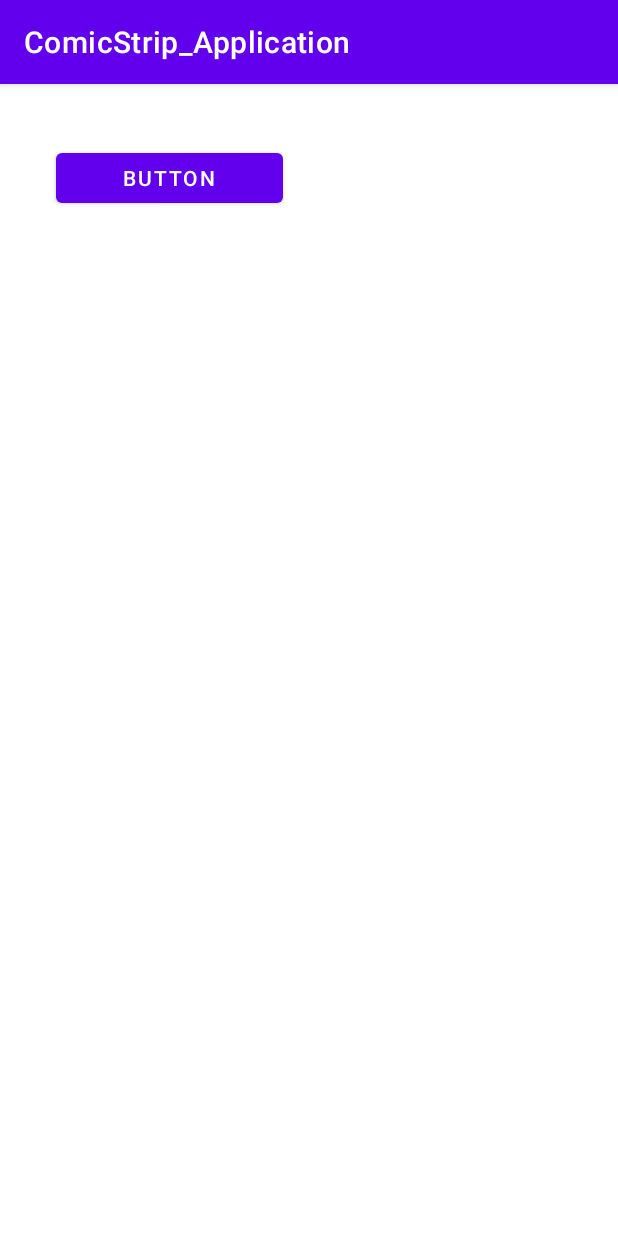
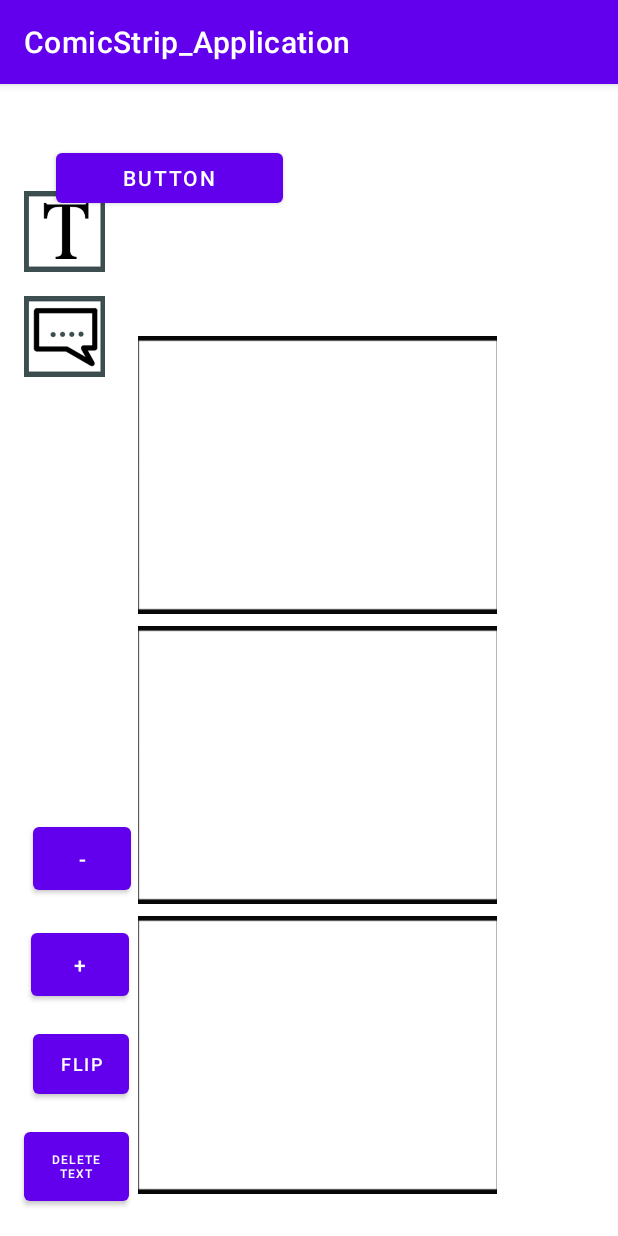
Before and after one commit to stevoh30/ComicStrip_Application, an Android app: the Activity_Template2 screen opened directly, with no data from a screen before it, on a phone screen of 412 x 824 dp. Run offline under Robolectric (Android 15) with nearby library versions, the phone set to English and light mode, and no system bars.

Commit message:
done with Add partial view full of buttons to place on templates BY added a Layout called layoutediter using the merge tag
I added a new layout called layoutediter, basically copy all of components on the Activity_tamplate1 layout. will edit it later to make it be a general layout
I also need to figure out how the resued layout components interact with the current layout
adding some small stuffs like activity-tamplate3, intent ...

```diff
--- a/app/src/main/AndroidManifest.xml
+++ b/app/src/main/AndroidManifest.xml
@@ -1,6 +1,6 @@
 <?xml version="1.0" encoding="utf-8"?>
 <manifest xmlns:android="http://schemas.android.com/apk/res/android"
-    package="com.example.comicstrip_application">
+    package="com.example.comicstrip_application" >
     <!-- Add read permission -->
     <uses-permission android:name="android.permission.READ_EXTERNAL_STORAGE" /> <!-- Add camera permission -->
     <uses-permission android:name="android.permission.WRITE_EXTERNAL_STORAGE" />
@@ -11,11 +11,13 @@
         android:label="@string/app_name"
         android:roundIcon="@mipmap/ic_launcher_round"
         android:supportsRtl="true"
-        android:theme="@style/Theme.ComicStrip_Application">
-        <activity android:name=".Activity_Template2"></activity>
+        android:theme="@style/Theme.ComicStrip_Application" >
+        <activity android:name=".Activity_Template3" >
+        </activity>
+        <activity android:name=".Activity_Template2" />
         <activity android:name=".Activity_Template1" />
         <activity android:name=".Activity_SelectTemplate" />
-        <activity android:name=".MainActivity">
+        <activity android:name=".MainActivity" >
             <intent-filter>
                 <action android:name="android.intent.action.MAIN" />
 
--- a/app/src/main/java/com/example/comicstrip_application/Activity_SelectTemplate.java
+++ b/app/src/main/java/com/example/comicstrip_application/Activity_SelectTemplate.java
@@ -21,5 +21,9 @@ public class Activity_SelectTemplate extends AppCompatActivity {
         Intent template2Intent = new Intent(this, Activity_Template2.class);
         startActivity(template2Intent);
     }
+    public void OpenTemplate3(View v){
+        Intent template3Intent = new Intent(this, Activity_Template3.class);
+        startActivity(template3Intent);
+    }
 
 }
--- /dev/null
+++ b/app/src/main/java/com/example/comicstrip_application/Activity_Template3.java
@@ -0,0 +1,13 @@
+package com.example.comicstrip_application;
+
+import androidx.appcompat.app.AppCompatActivity;
+import android.os.Bundle;
+
+public class Activity_Template3 extends AppCompatActivity {
+
+    @Override
+    protected void onCreate(Bundle savedInstanceState) {
+        super.onCreate(savedInstanceState);
+        setContentView(R.layout.activity__template3);
+    }
+}
--- a/app/src/main/res/layout/activity__select_template.xml
+++ b/app/src/main/res/layout/activity__select_template.xml
@@ -48,7 +48,8 @@
         android:text="@string/select_template_3"
         app:layout_constraintBottom_toTopOf="@+id/btnSelectTemp4"
         app:layout_constraintEnd_toEndOf="parent"
-        app:layout_constraintStart_toStartOf="parent" />
+        app:layout_constraintStart_toStartOf="parent"
+        android:onClick="OpenTemplate3"/>
 
     <TextView
         android:id="@+id/textView"
--- a/app/src/main/res/layout/activity__template2.xml
+++ b/app/src/main/res/layout/activity__template2.xml
@@ -5,6 +5,11 @@
     android:layout_width="match_parent"
     android:layout_height="match_parent"
     tools:context=".Activity_Template2">
+    <include
+        android:id="@+id/reusedLayoutOn2"
+        layout="@layout/layoutediter"
+        android:layout_width="wrap_content"
+        android:layout_height="wrap_content" />
 
     <Button
         android:id="@+id/btnPractice"
--- /dev/null
+++ b/app/src/main/res/layout/activity__template3.xml
@@ -0,0 +1,14 @@
+<?xml version="1.0" encoding="utf-8"?>
+<androidx.constraintlayout.widget.ConstraintLayout
+    xmlns:android="http://schemas.android.com/apk/res/android"
+    xmlns:tools="http://schemas.android.com/tools"
+    xmlns:app="http://schemas.android.com/apk/res-auto"
+    android:layout_width="match_parent"
+    android:layout_height="match_parent"
+    tools:context=".Activity_Template3">
+    <include
+        android:id="@+id/reusedLayoutOn3"
+        layout="@layout/layoutediter"
+        android:layout_width="wrap_content"
+        android:layout_height="wrap_content" />
+  </androidx.constraintlayout.widget.ConstraintLayout>
--- /dev/null
+++ b/app/src/main/res/layout/layoutediter.xml
@@ -0,0 +1,121 @@
+<merge xmlns:android="http://schemas.android.com/apk/res/android"
+    xmlns:app="http://schemas.android.com/apk/res-auto">
+
+    <Button
+        android:id="@+id/btnMinimize"
+        android:layout_width="65dp"
+        android:layout_height="54dp"
+        android:text="-"
+        app:layout_constraintBottom_toBottomOf="parent"
+        app:layout_constraintEnd_toEndOf="parent"
+        app:layout_constraintHorizontal_bias="0.063"
+        app:layout_constraintStart_toStartOf="parent"
+        app:layout_constraintTop_toTopOf="parent"
+        app:layout_constraintVertical_bias="0.685" />
+
+    <ImageView
+        android:id="@+id/imgCreateBubble"
+        android:layout_width="54dp"
+        android:layout_height="54dp"
+        android:layout_marginTop="16dp"
+        app:layout_constraintBottom_toBottomOf="parent"
+        app:layout_constraintEnd_toEndOf="parent"
+        app:layout_constraintHorizontal_bias="0.044"
+        app:layout_constraintStart_toStartOf="parent"
+        app:layout_constraintTop_toBottomOf="@+id/imgCreateText"
+        app:layout_constraintVertical_bias="0.0"
+        app:srcCompat="@drawable/generatebubble_icon" />
+
+    <ImageView
+        android:id="@+id/imageViewPhoto3"
+        android:layout_width="239dp"
+        android:layout_height="185dp"
+        android:layout_marginBottom="28dp"
+        android:contentDescription="@string/todo"
+        android:scaleType="centerCrop"
+        app:layout_constraintBottom_toBottomOf="parent"
+        app:layout_constraintEnd_toEndOf="parent"
+        app:layout_constraintHorizontal_bias="0.534"
+        app:layout_constraintStart_toStartOf="parent"
+        app:srcCompat="@drawable/blank_image2" />
+
+    <ImageView
+        android:id="@+id/imageViewPhoto1"
+        android:layout_width="239dp"
+        android:layout_height="185dp"
+        android:layout_marginTop="80dp"
+        android:layout_marginBottom="8dp"
+        android:contentDescription="@string/todo"
+        android:scaleType="centerCrop"
+        app:layout_constraintBottom_toTopOf="@+id/imageViewPhoto2"
+        app:layout_constraintEnd_toEndOf="parent"
+        app:layout_constraintHorizontal_bias="0.534"
+        app:layout_constraintStart_toStartOf="parent"
+        app:layout_constraintTop_toTopOf="parent"
+        app:layout_constraintVertical_bias="1.0"
+        app:srcCompat="@drawable/blank_image2" />
+
+    <ImageView
+        android:id="@+id/imageViewPhoto2"
+        android:scaleType="centerCrop"
+        android:layout_width="239dp"
+        android:layout_height="185dp"
+        android:layout_marginBottom="8dp"
+        android:contentDescription="@string/todo"
+        app:layout_constraintBottom_toTopOf="@+id/imageViewPhoto3"
+        app:layout_constraintEnd_toEndOf="parent"
+        app:layout_constraintHorizontal_bias="0.534"
+        app:layout_constraintStart_toStartOf="parent"
+        app:srcCompat="@drawable/blank_image2" />
+
+    <Button
+        android:id="@+id/btnDelete"
+        android:layout_width="70dp"
+        android:layout_height="58dp"
+        android:text="Delete text"
+        android:textSize="8sp"
+        app:layout_constraintBottom_toBottomOf="parent"
+        app:layout_constraintEnd_toEndOf="parent"
+        app:layout_constraintHorizontal_bias="0.046"
+        app:layout_constraintStart_toStartOf="parent"
+        app:layout_constraintTop_toTopOf="parent"
+        app:layout_constraintVertical_bias="0.976" />
+
+    <ImageView
+        android:id="@+id/imgCreateText"
+        android:layout_width="54dp"
+        android:layout_height="54dp"
+        app:layout_constraintBottom_toBottomOf="parent"
+        app:layout_constraintEnd_toEndOf="parent"
+        app:layout_constraintHorizontal_bias="0.044"
+        app:layout_constraintStart_toStartOf="parent"
+        app:layout_constraintTop_toTopOf="parent"
+        app:layout_constraintVertical_bias="0.1"
+        app:srcCompat="@drawable/generatetext_icon" />
+
+    <Button
+        android:id="@+id/btnFlipImage"
+        android:layout_width="64dp"
+        android:layout_height="52dp"
+        android:text="Flip"
+        android:textSize="12sp"
+        app:layout_constraintBottom_toBottomOf="parent"
+        app:layout_constraintEnd_toEndOf="parent"
+        app:layout_constraintHorizontal_bias="0.063"
+        app:layout_constraintStart_toStartOf="parent"
+        app:layout_constraintTop_toTopOf="parent"
+        app:layout_constraintVertical_bias="0.876" />
+
+    <Button
+        android:id="@+id/btnLarge"
+        android:layout_width="65dp"
+        android:layout_height="54dp"
+        android:text="+"
+        app:layout_constraintBottom_toBottomOf="parent"
+        app:layout_constraintEnd_toEndOf="parent"
+        app:layout_constraintHorizontal_bias="0.06"
+        app:layout_constraintStart_toStartOf="parent"
+        app:layout_constraintTop_toTopOf="parent"
+        app:layout_constraintVertical_bias="0.784" />
+
+</merge>
```
